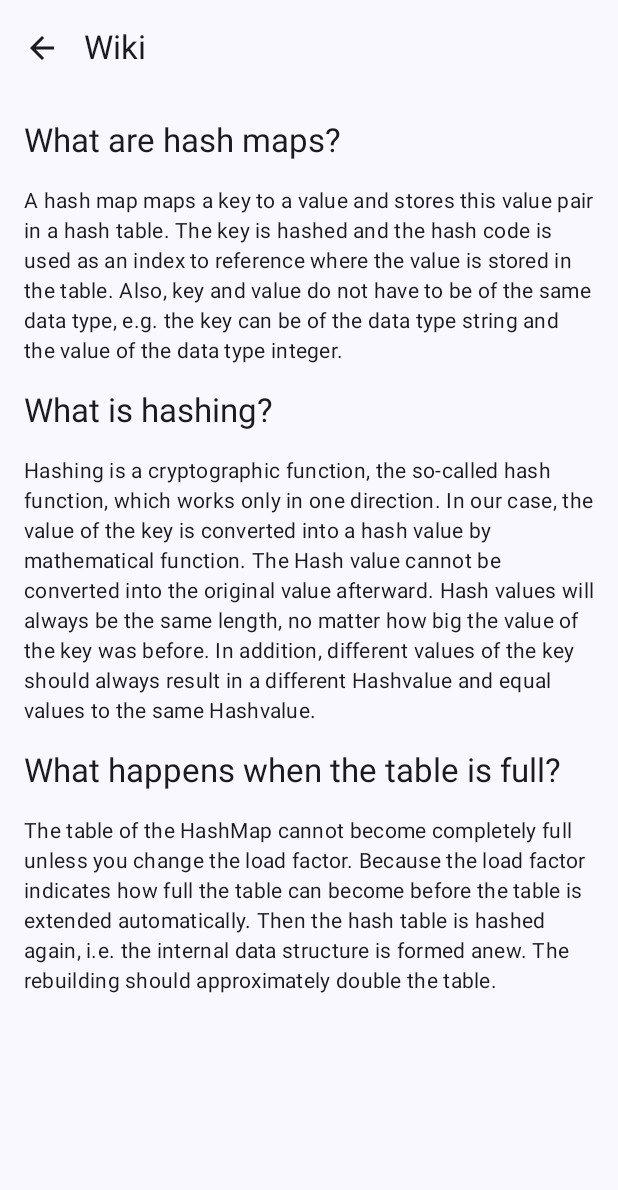
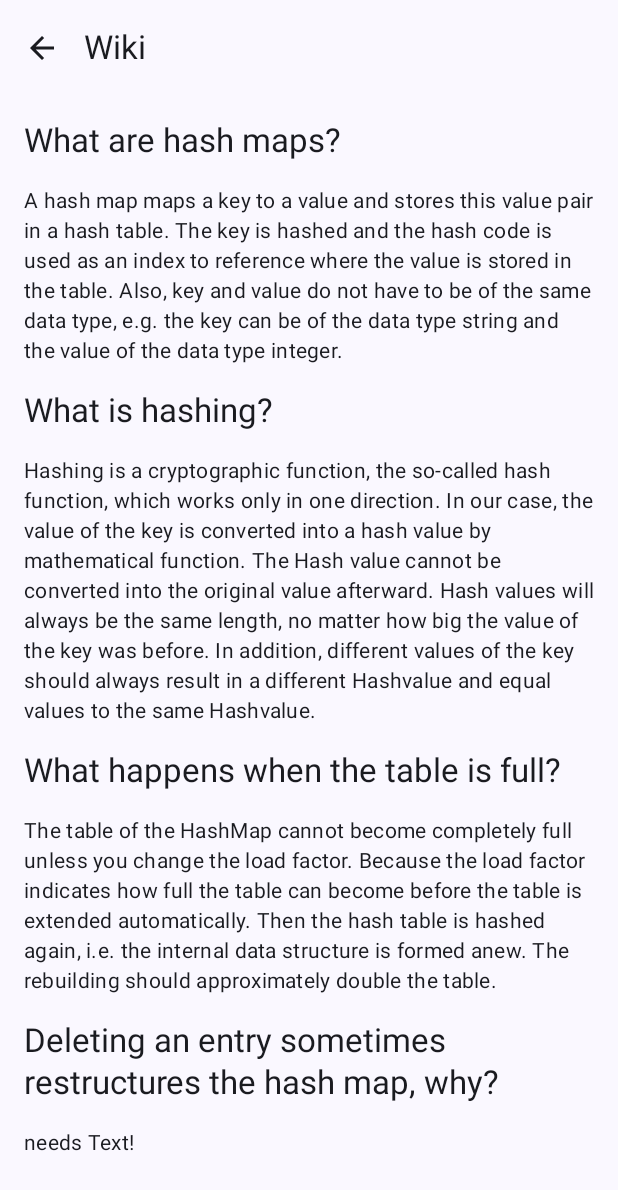
Before and after one commit to exploids/hashmapz, an Android app built with Jetpack Compose: the @Preview function DefaultPreview3, on a phone screen of 412 x 824 dp. Shown: the top 1190 px of the screen. Run offline under Robolectric (Android 15) with nearby library versions, the phone set to English and light mode, and no system bars.

Commit message:
Update WikiActivity.kt

```diff
--- a/app/src/main/java/com/exploids/hashmapz/WikiActivity.kt
+++ b/app/src/main/java/com/exploids/hashmapz/WikiActivity.kt
@@ -1,8 +1,10 @@
 package com.exploids.hashmapz
 
+import androidx.compose.foundation.ScrollState
 import androidx.compose.foundation.layout.Arrangement
 import androidx.compose.foundation.layout.Column
 import androidx.compose.foundation.layout.padding
+import androidx.compose.foundation.verticalScroll
 import androidx.compose.material3.ExperimentalMaterial3Api
 import androidx.compose.material3.MaterialTheme
 import androidx.compose.material3.Text
@@ -19,7 +21,7 @@ import com.exploids.hashmapz.ui.theme.HashmapzTheme
 @Composable
 fun Wiki(navController: NavController) {
     NestedScaffold(navController = navController, title = "Wiki") {
-        Column(modifier = Modifier.padding(it).padding(16.dp),
+        Column(modifier = Modifier.padding(it).padding(16.dp).verticalScroll(ScrollState(0)),
             verticalArrangement = Arrangement.spacedBy(16.dp)
         ) {
             Text(text = "What are hash maps?", style = MaterialTheme.typography.titleLarge)
@@ -31,6 +33,8 @@ fun Wiki(navController: NavController) {
             Text(text = "What happens when the table is full?", style = MaterialTheme.typography.titleLarge)
             Text(text = "The table of the HashMap cannot become completely full unless you change the load factor. Because the load factor indicates how full the table can become before the table is extended automatically. Then the hash table is hashed again, i.e. the internal data structure is formed anew. The rebuilding should approximately double the table.",
                 style = MaterialTheme.typography.bodyMedium)
+            Text(text = "Deleting an entry sometimes restructures the hash map, why?", style = MaterialTheme.typography.titleLarge)
+            Text(text = "needs Text!", style = MaterialTheme.typography.bodyMedium)
         }
     }
 }
```
